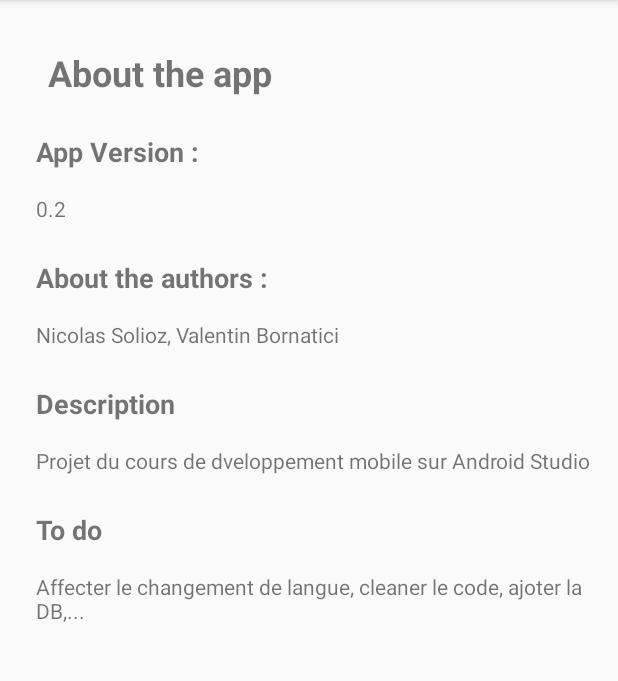
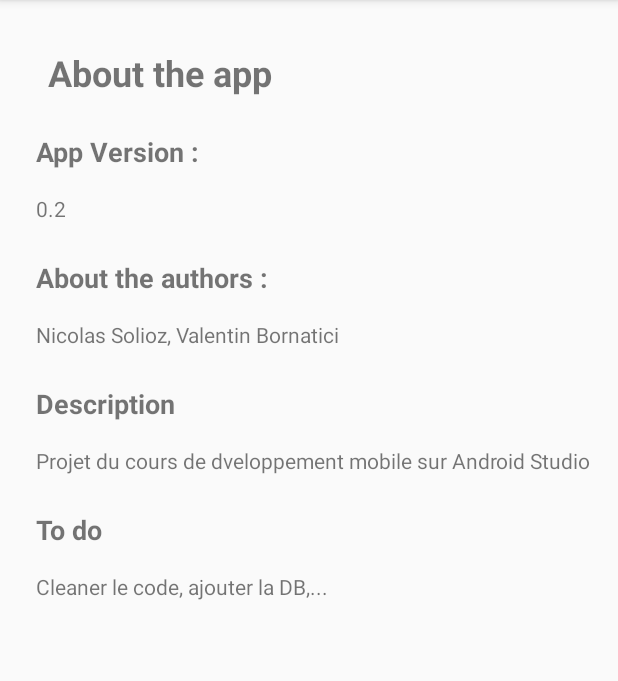
Before and after one commit to nicolassolioz/PizzaNow, an Android app: the AboutActivity screen opened directly, with no data from a screen before it, on a phone screen of 412 x 824 dp, the part 84-765 px from its top. Run offline under Robolectric (Android 15) with nearby library versions, the light colour scheme and no system bars.

Commit message:
Traduction ok

```diff
--- a/app/src/main/res/values/strings.xml
+++ b/app/src/main/res/values/strings.xml
@@ -50,7 +50,7 @@
     <string name="about_description_title" translatable="false">Description</string>
     <string name="about_description">Projet du cours de dveloppement mobile sur Android Studio</string>
     <string name="about_TODO_title">To do</string>
-    <string name="about_TODO" translatable="false">Affecter le changement de langue, cleaner le code, ajoter la DB,...</string>
+    <string name="about_TODO" translatable="false">Cleaner le code, ajouter la DB,...</string>
 
     <!-- implémentation automatique lors de la création de l'Activity Settings -->
     <string name="title_activity_settings" translatable="false">Settings</string>
```
